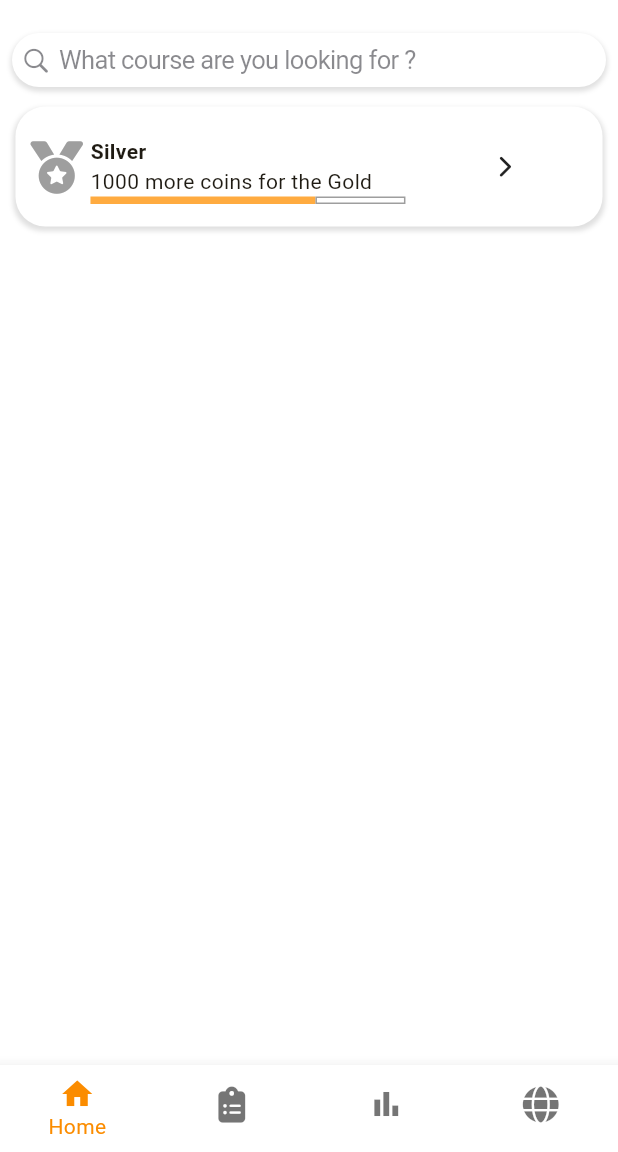
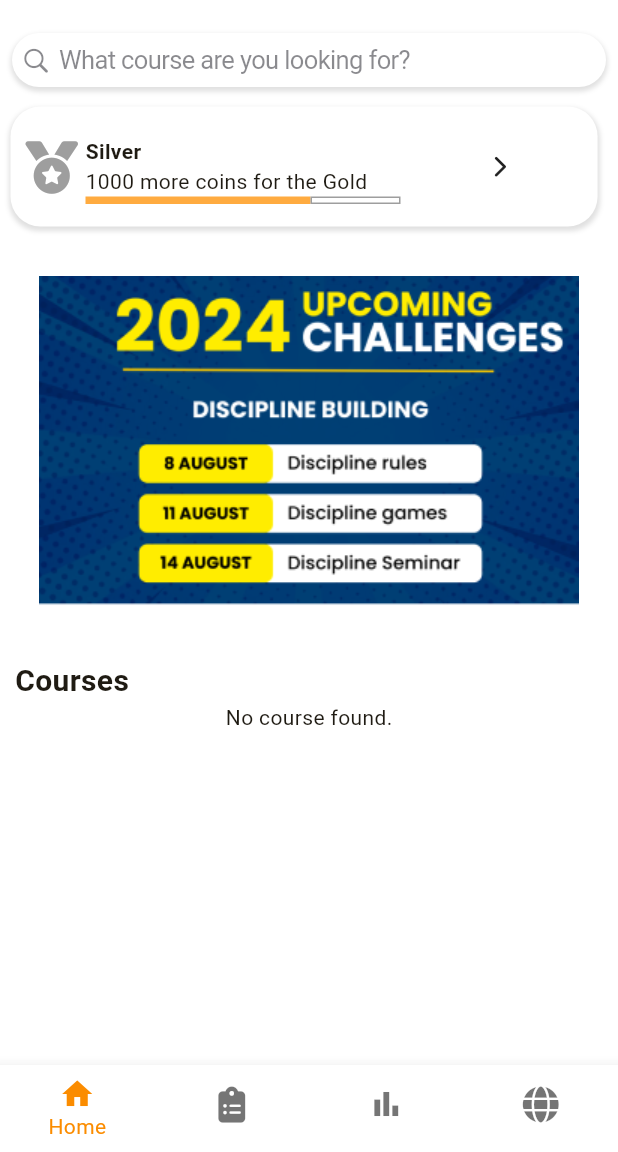
Before and after one commit to RestateOrg/happy_school, a Flutter app: the screen it shows after launch, on a phone screen of 412 x 824 dp, the part 84-1236 px from its top. Run offline on Flutter 3.47's test engine with Material 3 defaults, Android fonts, the phone set to English and light mode, and no system bars; our stand-ins replace cloud_firestore, file_picker, firebase_core, firebase_storage, font_awesome_flutter; accounts and stored records are empty.

Commit message:
facing some error

```diff
--- a/lib/user/MainHome.dart
+++ b/lib/user/MainHome.dart
@@ -1,3 +1,4 @@
+import 'package:cloud_firestore/cloud_firestore.dart';
 import 'package:flutter/cupertino.dart';
 import 'package:flutter/material.dart';
 import 'package:font_awesome_flutter/font_awesome_flutter.dart';
@@ -11,6 +12,63 @@ class Mainhome extends StatefulWidget {
 
 class _MainhomeState extends State<Mainhome> {
   final FocusNode _searchFocusNode = FocusNode();
+  final FirebaseFirestore _firestore = FirebaseFirestore.instance;
+  Future<List<Map<String, dynamic>>> getCourses() async {
+    List<Map<String, dynamic>> allCourses = [];
+
+    try {
+      QuerySnapshot subcollectionsSnapshot =
+          await _firestore.collection('course').get();
+      print('Subcollections snapshot: ${subcollectionsSnapshot.docs.length}');
+
+      for (QueryDocumentSnapshot subcollectionDoc
+          in subcollectionsSnapshot.docs) {
+        String courseName = subcollectionDoc.id;
+        print(courseName);
+
+        allCourses.add({
+          'courseName': courseName,
+        });
+      }
+      print(allCourses.length);
+      return allCourses;
+    } catch (e) {
+      print("Error fetching courses: $e");
+      return [];
+    }
+  }
+
+  Widget _courseItems(Map<String, dynamic> course) {
+    return Padding(
+      padding: const EdgeInsets.all(8.0),
+      child: Container(
+        width: 150,
+        padding: const EdgeInsets.all(8.0),
+        decoration: BoxDecoration(
+          color: Colors.white,
+          borderRadius: BorderRadius.circular(10),
+          boxShadow: [
+            BoxShadow(
+              color: Colors.black12,
+              spreadRadius: 1,
+              blurRadius: 2,
+              offset: const Offset(0, 2),
+            ),
+          ],
+        ),
+        child: Center(
+          child: Text(
+            course['courseName'].toString(), // Display the course name
+            textAlign: TextAlign.center,
+            style: TextStyle(
+              fontWeight: FontWeight.bold,
+            ),
+          ),
+        ),
+      ),
+    );
+  }
+
   @override
   Widget build(BuildContext context) {
     final width = MediaQuery.of(context).size.width;
@@ -18,13 +76,14 @@ class _MainhomeState extends State<Mainhome> {
       backgroundColor: Colors.white,
       body: SingleChildScrollView(
         child: Column(
+          crossAxisAlignment: CrossAxisAlignment.start,
           children: [
             Padding(
               padding: const EdgeInsets.all(8.0),
               child: Align(
                 alignment: Alignment.topCenter,
                 child: CupertinoSearchTextField(
-                  placeholder: "What course are you looking for ?",
+                  placeholder: "What course are you looking for?",
                   focusNode: _searchFocusNode,
                   decoration: BoxDecoration(
                     color: Colors.white,
@@ -42,7 +101,7 @@ class _MainhomeState extends State<Mainhome> {
               ),
             ),
             Padding(
-              padding: EdgeInsets.only(top: 5),
+              padding: EdgeInsets.only(top: 5, left: 7),
               child: Container(
                 height: 80,
                 width: width * 0.95,
@@ -68,7 +127,6 @@ class _MainhomeState extends State<Mainhome> {
                         size: 35,
                       ),
                     ),
-                    //Spacer(),
                     Padding(
                       padding: EdgeInsets.only(top: 20, left: 5),
                       child: Column(
@@ -105,10 +163,61 @@ class _MainhomeState extends State<Mainhome> {
                       FontAwesomeIcons.chevronRight,
                       size: 15,
                     ),
-                    Spacer()
+                    Spacer(),
                   ],
                 ),
               ),
+            ),
+            Container(
+              width: width,
+              height: width * 0.7,
+              child: Image.asset(
+                "assets/Images/sample.png",
+              ),
+            ),
+            Padding(
+              padding: EdgeInsets.only(left: 10),
+              child: Text(
+                "Courses",
+                style: TextStyle(
+                  fontWeight: FontWeight.bold,
+                  fontSize: 20,
+                ),
+              ),
+            ),
+            FutureBuilder<List<Map<String, dynamic>>>(
+              future: getCourses(),
+              builder: (context, snapshot) {
+                if (snapshot.connectionState == ConnectionState.waiting) {
+                  return const Center(
+                    child: CircularProgressIndicator(),
+                  );
+                } else if (snapshot.hasError) {
+                  return Center(
+                    child: Text('Error: ${snapshot.error}'),
+                  );
+                } else if (snapshot.hasData && snapshot.data!.isNotEmpty) {
+                  return Container(
+                    height: 120,
+                    child: ListView.builder(
+                      scrollDirection: Axis.horizontal,
+                      itemCount: snapshot.data!.length,
+                      itemBuilder: (context, index) {
+                        return GestureDetector(
+                          onTap: () async {
+                            // Handle course item tap here
+                          },
+                          child: _courseItems(snapshot.data![index]),
+                        );
+                      },
+                    ),
+                  );
+                } else {
+                  return const Center(
+                    child: Text('No course found.'),
+                  );
+                }
+              },
             ),
           ],
         ),
--- a/pubspec.yaml
+++ b/pubspec.yaml
@@ -51,7 +51,7 @@ dev_dependencies:
   # activated in the `analysis_options.yaml` file located at the root of your
   # package. See that file for information about deactivating specific lint
   # rules and activating additional ones.
-  flutter_lints: ^3.0.0
+  flutter_lints: ^4.0.0
 
 # For information on the generic Dart part of this file, see the
 # following page: https://dart.dev/tools/pub/pubspec
```
Also changed, not shown: assets/Images/sample.png (added), pubspec.lock, 1 other file.
